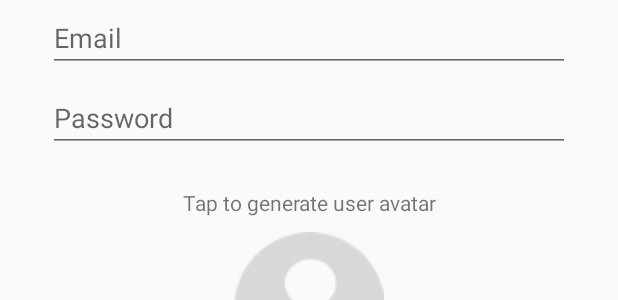
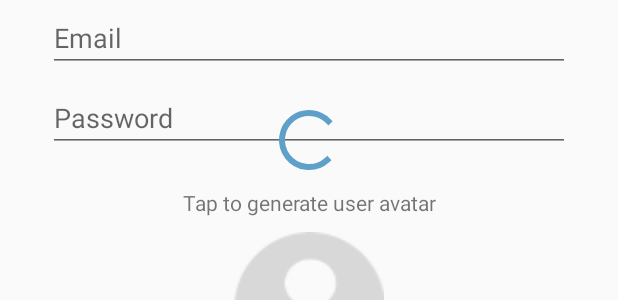
Before and after one commit to RonnieDipple/Smack, an Android app: the layout activity_create_user.xml on its own in the app's theme, with its tools: preview values and no code run, on a phone screen of 412 x 824 dp. Shown: the part 124-424 px from the top of the screen. Run offline under Robolectric (Android 15) with nearby library versions, the phone set to English and light mode, and no system bars.

Commit message:
lesson 13

```diff
--- a/Smack/app/src/main/res/layout/activity_create_user.xml
+++ b/Smack/app/src/main/res/layout/activity_create_user.xml
@@ -109,4 +109,16 @@
         app:layout_constraintEnd_toEndOf="parent"
         app:layout_constraintHorizontal_bias="0.5"
         app:layout_constraintStart_toStartOf="parent" />
+
+    <ProgressBar
+        android:id="@+id/createSpinner"
+        style="?android:attr/progressBarStyle"
+        android:layout_width="wrap_content"
+        android:layout_height="wrap_content"
+        android:layout_marginBottom="8dp"
+        android:layout_marginEnd="8dp"
+        android:layout_marginStart="8dp"
+        app:layout_constraintBottom_toTopOf="@+id/textView2"
+        app:layout_constraintEnd_toEndOf="parent"
+        app:layout_constraintStart_toStartOf="parent" />
 </android.support.constraint.ConstraintLayout>
```
Also changed, not shown: Smack/app/src/main/java/com/yolasite/hardtapgames/smack/Controller/CreateUserActivity.kt (+45 -14 lines), 8 other files.
